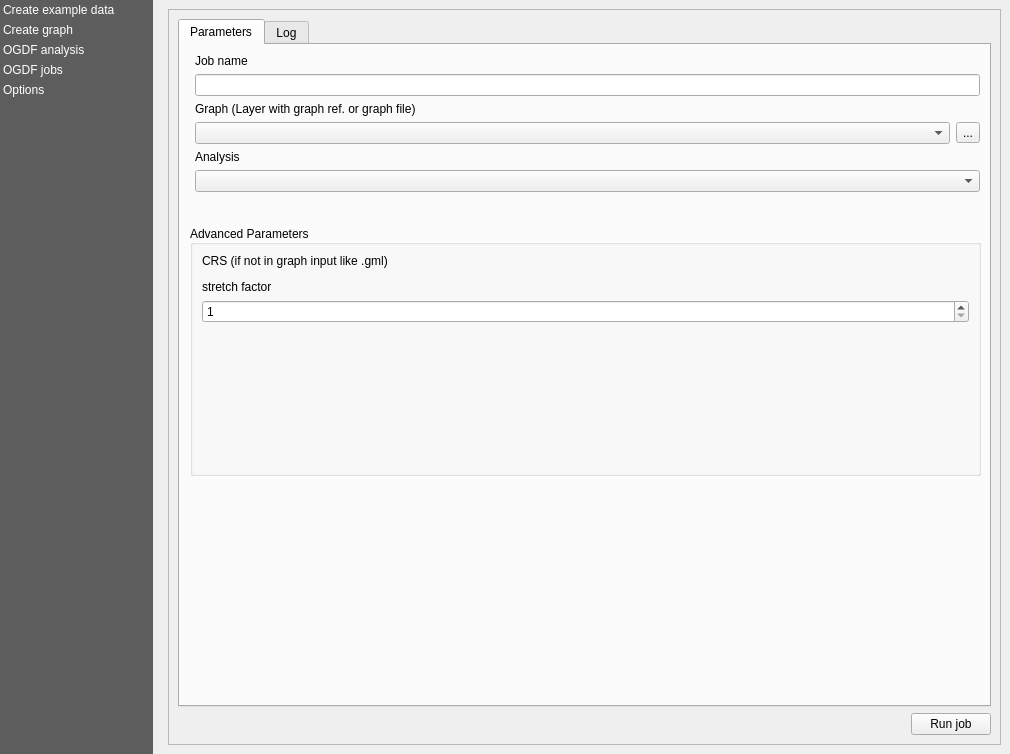
Qt form views/PluginDialog.ui (S-P-A-N-N-E-R-S/Frontend) before a commit.
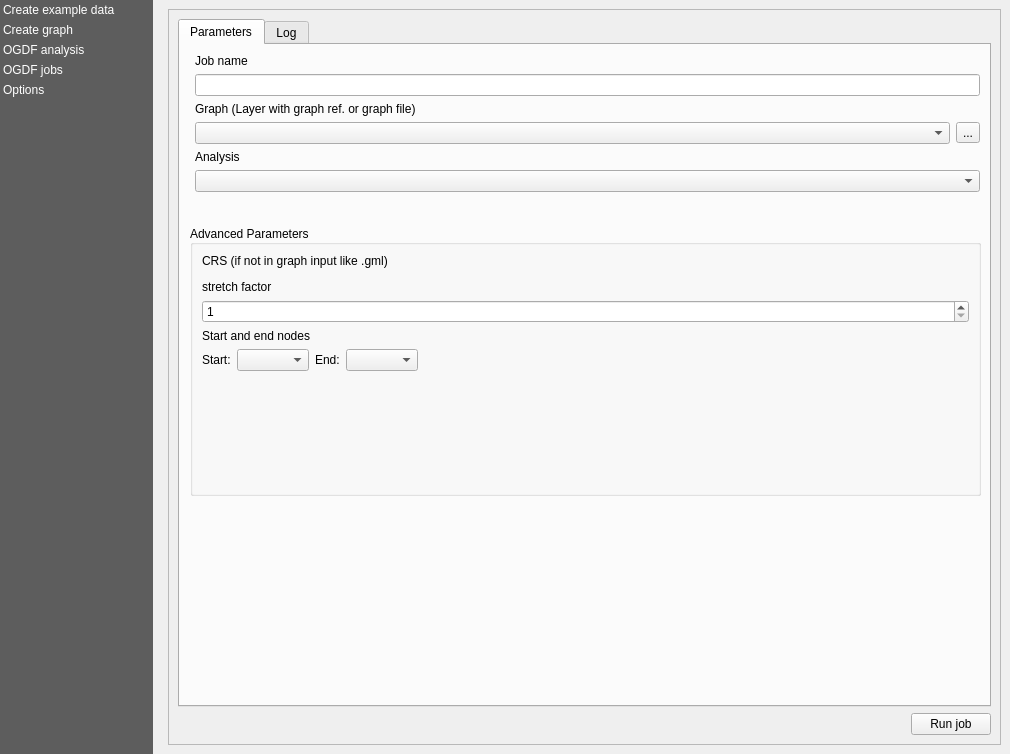
The same form after that commit. The open tabs and pages were chosen to show the change. Custom widgets are drawn as their Qt base class.

Commit message: Add start and end node select, refs #1

```diff
--- a/views/PluginDialog.ui
+++ b/views/PluginDialog.ui
@@ -166,7 +166,7 @@
           <item>
            <widget class="QStackedWidget" name="stacked_content_views">
             <property name="currentIndex">
-             <number>1</number>
+             <number>2</number>
             </property>
             <widget class="QWidget" name="create_example_data">
              <property name="sizePolicy">
@@ -271,7 +271,7 @@
                        <property name="geometry">
                         <rect>
                          <x>0</x>
-                         <y>-77</y>
+                         <y>0</y>
                          <width>773</width>
                          <height>711</height>
                         </rect>
@@ -796,7 +796,7 @@
                       <x>10</x>
                       <y>180</y>
                       <width>791</width>
-                      <height>251</height>
+                      <height>271</height>
                      </rect>
                     </property>
                     <property name="title">
@@ -836,6 +836,9 @@
                          </property>
                         </widget>
                        </item>
+                       <item row="1" column="0" colspan="2">
+                        <widget class="QgsProjectionSelectionWidget" name="ogdf_analysis_crs_input"/>
+                       </item>
                        <item row="2" column="0">
                         <widget class="QLabel" name="ogdf_analysis_stretch_label">
                          <property name="text">
@@ -850,8 +853,49 @@
                          </property>
                         </widget>
                        </item>
-                       <item row="1" column="0" colspan="2">
-                        <widget class="QgsProjectionSelectionWidget" name="ogdf_analysis_crs_input"/>
+                       <item row="4" column="0">
+                        <widget class="QLabel" name="ogdf_analysis_startend_label">
+                         <property name="text">
+                          <string>Start and end nodes</string>
+                         </property>
+                        </widget>
+                       </item>
+                       <item row="5" column="0" colspan="2">
+                        <layout class="QHBoxLayout" name="horizontalLayout_4">
+                         <item>
+                          <widget class="QLabel" name="ogdf_analysis_start_label">
+                           <property name="text">
+                            <string>Start:</string>
+                           </property>
+                          </widget>
+                         </item>
+                         <item>
+                          <widget class="QComboBox" name="ogdf_analysis_start_input"/>
+                         </item>
+                         <item>
+                          <widget class="QLabel" name="ogdf_analysis_end_label">
+                           <property name="text">
+                            <string>End:</string>
+                           </property>
+                          </widget>
+                         </item>
+                         <item>
+                          <widget class="QComboBox" name="ogdf_analysis_end_input"/>
+                         </item>
+                         <item>
+                          <spacer name="horizontalSpacer_4">
+                           <property name="orientation">
+                            <enum>Qt::Horizontal</enum>
+                           </property>
+                           <property name="sizeHint" stdset="0">
+                            <size>
+                             <width>40</width>
+                             <height>20</height>
+                            </size>
+                           </property>
+                          </spacer>
+                         </item>
+                        </layout>
                        </item>
                       </layout>
                      </item>
```
The commit also changes 2 other files.
